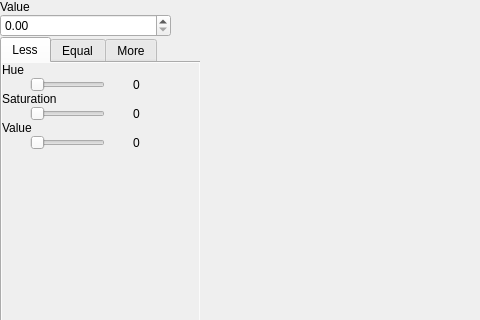
Old version of the form conditionalcolordialog.ui in the repository Airels/ihm-tabs; both pictures show x 0 to 480 and y 0 to 320 of the 623 by 658 pixel window.
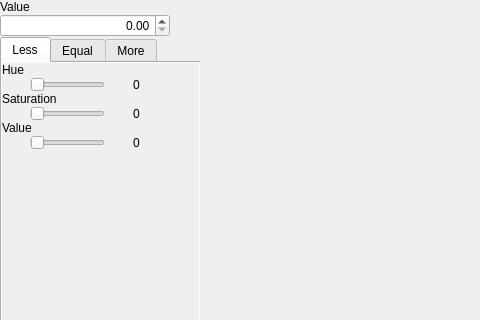
New version of the form.

Commit message: added conditional filter to ui

Diff of the .ui file:
```diff
--- a/conditionalcolordialog.ui
+++ b/conditionalcolordialog.ui
@@ -907,6 +907,12 @@
               <verstretch>0</verstretch>
              </sizepolicy>
             </property>
+            <property name="layoutDirection">
+             <enum>Qt::LeftToRight</enum>
+            </property>
+            <property name="alignment">
+             <set>Qt::AlignRight|Qt::AlignTrailing|Qt::AlignVCenter</set>
+            </property>
            </widget>
           </item>
           <item>
@@ -919,7 +925,7 @@
             </property>
             <property name="sizeHint" stdset="0">
              <size>
-              <width>30</width>
+              <width>31</width>
               <height>20</height>
              </size>
             </property>
```
The commit also changes 2 other files.
